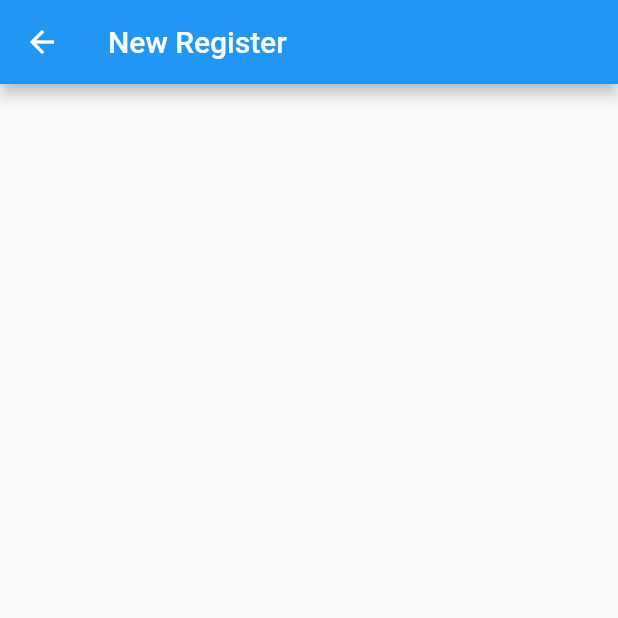
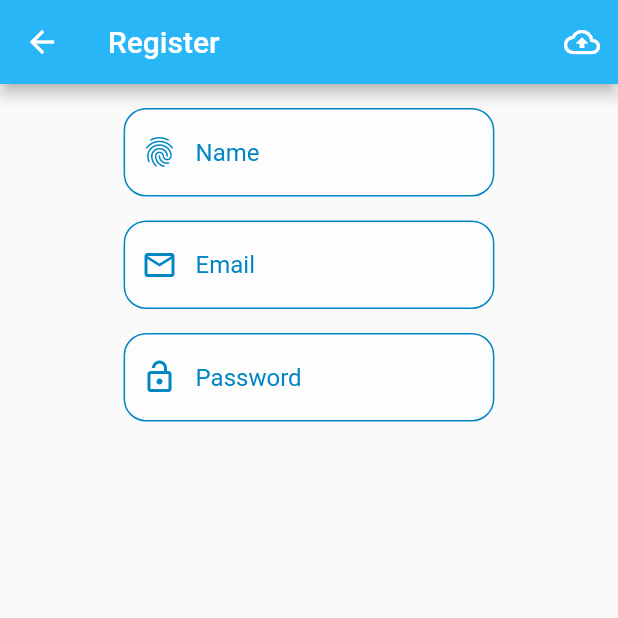
Before and after one commit to chcomama/SurveyApp1st, a Flutter app: the Register screen opened by its route, on a phone screen of 412 x 824 dp, the top half of it. Run offline on Flutter 3.47's test engine with Material 2 defaults, Android fonts, the phone set to English and light mode, and no system bars; our stand-ins replace firebase_auth, firebase_core; missing offline and left inert: dart:ffi; accounts and stored records are empty.

Commit message:
day3 เย็น

```diff
--- a/lib/state/register.dart
+++ b/lib/state/register.dart
@@ -1,14 +1,157 @@
+import 'package:firebase_auth/firebase_auth.dart';
+import 'package:firebase_core/firebase_core.dart';
 import 'package:flutter/material.dart';
+import 'package:survey_project/utility/dialog.dart';
+import 'package:survey_project/utility/my_style.dart';
+
 class Register extends StatefulWidget {
   @override
   _RegisterState createState() => _RegisterState();
 }
 
 class _RegisterState extends State<Register> {
+  double screen;
+  String name, mail, password;
+  double lat, long;
+  bool statusProcess = false;
+
+  Container buildName() {
+    return Container(
+      decoration: BoxDecoration(
+          color: Colors.white60, borderRadius: BorderRadius.circular(15)),
+      margin: EdgeInsets.only(top: 16),
+      width: screen * 0.6,
+      child: TextField(
+        //ค่าของช่อง Name
+        onChanged: (value) => name = value.trim(),
+        decoration: InputDecoration(
+          hintStyle: TextStyle(color: MyStyle().darkColor),
+          prefixIcon: Icon(
+            Icons.fingerprint,
+            color: MyStyle().darkColor,
+          ),
+          hintText: 'Name',
+          enabledBorder: OutlineInputBorder(
+              borderRadius: BorderRadius.circular(15),
+              borderSide: BorderSide(color: MyStyle().darkColor)),
+          focusedBorder: OutlineInputBorder(
+              borderRadius: BorderRadius.circular(15),
+              borderSide: BorderSide(color: MyStyle().lightColor)),
+        ),
+      ),
+    );
+  }
+
+  Container buildPassword() {
+    return Container(
+      decoration: BoxDecoration(
+          color: Colors.white60, borderRadius: BorderRadius.circular(15)),
+      margin: EdgeInsets.only(top: 16),
+      width: screen * 0.6,
+      child: TextField(
+        onChanged: (value) => password = value.trim(),
+        decoration: InputDecoration(
+          hintStyle: TextStyle(color: MyStyle().darkColor),
+          prefixIcon: Icon(
+            Icons.lock_open_outlined,
+            color: MyStyle().darkColor,
+          ),
+          hintText: 'Password',
+          enabledBorder: OutlineInputBorder(
+              borderRadius: BorderRadius.circular(15),
+              borderSide: BorderSide(color: MyStyle().darkColor)),
+          focusedBorder: OutlineInputBorder(
+              borderRadius: BorderRadius.circular(15),
+              borderSide: BorderSide(color: MyStyle().lightColor)),
+        ),
+      ),
+    );
+  }
+
+  Container buildMail() {
+    return Container(
+      decoration: BoxDecoration(
+          color: Colors.white60, borderRadius: BorderRadius.circular(15)),
+      margin: EdgeInsets.only(top: 16),
+      width: screen * 0.6,
+      child: TextField(
+        onChanged: (value) => mail = value.trim(),
+        keyboardType: TextInputType.emailAddress,
+        decoration: InputDecoration(
+          hintStyle: TextStyle(color: MyStyle().darkColor),
+          prefixIcon: Icon(
+            Icons.mail_outline,
+            color: MyStyle().darkColor,
+          ),
+          hintText: 'Email',
+          enabledBorder: OutlineInputBorder(
+              borderRadius: BorderRadius.circular(15),
+              borderSide: BorderSide(color: MyStyle().darkColor)),
+          focusedBorder: OutlineInputBorder(
+              borderRadius: BorderRadius.circular(15),
+              borderSide: BorderSide(color: MyStyle().lightColor)),
+        ),
+      ),
+    );
+  }
+
   @override
   Widget build(BuildContext context) {
+    screen = MediaQuery.of(context).size.width;
     return Scaffold(
-      appBar: AppBar(title: Text('New Register'),),
+      // floatingActionButton: FloatingActionButton(
+      //   onPressed: () {},child: Icon(Icons.upload_file),
+      // ),//ปุ่มด้านล่างจอ
+      appBar: AppBar(
+        actions: [
+          IconButton(
+            icon: Icon(Icons.cloud_upload_outlined),
+            onPressed: () {
+              print(
+                  '*********name = $name , user = $mail , password = $password ');
+              if ((name == null || name.isEmpty) ||
+                  (mail?.isEmpty ?? true) ||
+                  (password?.isEmpty ?? true)) {
+                normalDialog(context, 'Have Space ? Please Fill Every  Blank');
+              } else {
+                print('No space jaaa  ');
+                // setState(() {
+                //   statusProcess = true;
+                // });
+                registerAndInsertData();
+              }
+            },
+          )
+        ],
+        backgroundColor: MyStyle().primaryColor,
+        title: Text('Register'),
+      ),
+      body: Center(
+        child: Column(
+          children: [
+            buildName(),
+            buildMail(),
+            buildPassword(),
+          ],
+        ),
+      ),
     );
   }
+
+  Future<Null> registerAndInsertData() async {
+    await Firebase.initializeApp().then((value) async {
+      print('Firebasee---------------------');
+
+      await FirebaseAuth.instance
+          .createUserWithEmailAndPassword(email: mail, password: password)
+          .then((value) async {
+        print('****************Register success');
+        await value.user.updateProfile(displayName: name).then((value) =>
+            Navigator.pushNamedAndRemoveUntil(
+                context, '/myService', (route) => false));
+      }).catchError((value) {
+        normalDialog(context, value.message);
+      });
+    });
+  }
 }
--- /dev/null
+++ b/lib/utility/dialog.dart
@@ -0,0 +1,34 @@
+import 'package:flutter/material.dart';
+import 'package:survey_project/utility/my_style.dart';
+
+Future<Null> normalDialog(BuildContext context, String string) async {
+  showDialog(
+    context: context,
+    builder: (context) => SimpleDialog(
+      title: ListTile(
+        leading: Image.asset('images/logo.png'),
+        title: Text(string,style: MyStyle().redStyle(),),
+      ),
+      children: [
+        TextButton(onPressed: () => Navigator.pop(context), child: Text('OK'))
+      ],
+    ),
+  );
+}
+// Future<Null> normalDialog(BuildContext context, String string) async {
+//   showDialog(
+//     context: context,
+//     builder: (context) => SimpleDialog(
+//       title: ListTile(
+//         leading: Image.asset('images/logo.png'),
+//         title: Text(string),
+//       ),
+//       children: [
+//         TextButton(
+//           onPressed: () => Navigator.pop(context),
+//           child: Text('OK'),
+//         )
+//       ],
+//     ),
+//   );
+// }
--- a/lib/utility/my_style.dart
+++ b/lib/utility/my_style.dart
@@ -1,3 +1,5 @@
+import 'dart:ui';
+
 import 'package:flutter/material.dart';
 import 'package:survey_project/main.dart';
 
@@ -11,7 +13,10 @@ class MyStyle {
   Color lightColor = Color(0xff73e8ff);
 
   TextStyle whiteStyle() => TextStyle(color: Colors.white);
-
+  TextStyle redStyle() => TextStyle(
+    color: Colors.red.shade700,
+    fontWeight: FontWeight.bold,
+  );
 
   MyStyle();
 }
```
Also changed, not shown: pubspec.yaml (+7 -0 lines), pubspec.lock.
